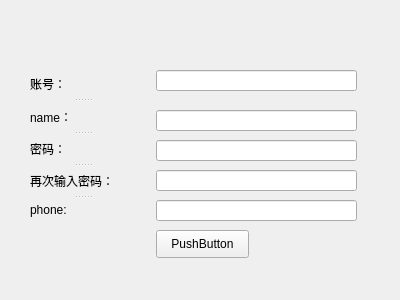
Old version of the form watcher-client/regis.ui in the repository ECHO-201/zxrpc.
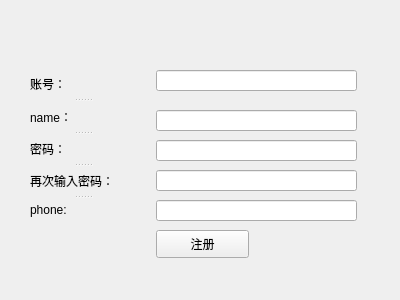
New version of the form.

```diff
--- a/watcher-client/regis.ui
+++ b/watcher-client/regis.ui
@@ -23,7 +23,7 @@
     </rect>
    </property>
    <property name="text">
-    <string>PushButton</string>
+    <string>注册</string>
    </property>
   </widget>
   <widget class="QLineEdit" name="id">
```
